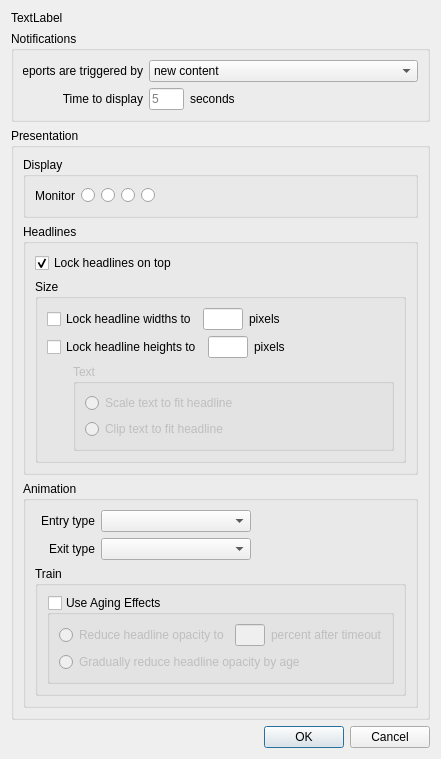
Before: the Qt Designer form addlocaldialog.ui in b0bh00d/Newsroom, drawn with Qt 5.
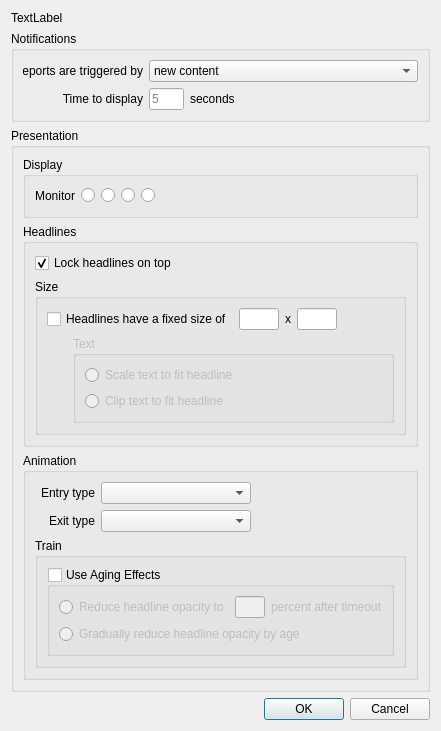
After: the same form once the commit is applied. Icons and pictures are not drawn.

Commit message: [ addlocaldialog.cpp ] Refactored the AddLocalDialog so the fixed-size controls are now merged, and Headlines are either fixed in size on width and height, or they are not.

What changed in the file:
```diff
--- a/addlocaldialog.ui
+++ b/addlocaldialog.ui
@@ -7,7 +7,7 @@
     <x>0</x>
     <y>0</y>
     <width>402</width>
-    <height>700</height>
+    <height>672</height>
    </rect>
   </property>
   <property name="windowTitle">
@@ -292,7 +292,7 @@
               <item>
                <widget class="QCheckBox" name="check_HeadlinesFixedWidth">
                 <property name="text">
-                 <string>Lock headline widths to</string>
+                 <string>Headlines have a fixed size of</string>
                 </property>
                </widget>
               </item>
@@ -315,31 +315,7 @@
               <item>
                <widget class="QLabel" name="label_6">
                 <property name="text">
-                 <string>pixels</string>
-                </property>
-               </widget>
-              </item>
-              <item>
-               <spacer name="horizontalSpacer_4">
-                <property name="orientation">
-                 <enum>Qt::Horizontal</enum>
-                </property>
-                <property name="sizeHint" stdset="0">
-                 <size>
-                  <width>40</width>
-                  <height>20</height>
-                 </size>
-                </property>
-               </spacer>
-              </item>
-             </layout>
-            </item>
-            <item>
-             <layout class="QHBoxLayout" name="horizontalLayout_6">
-              <item>
-               <widget class="QCheckBox" name="check_HeadlinesFixedHeight">
-                <property name="text">
-                 <string>Lock headline heights to</string>
+                 <string>x</string>
                 </property>
                </widget>
               </item>
@@ -360,14 +336,7 @@
                </widget>
               </item>
               <item>
-               <widget class="QLabel" name="label_9">
-                <property name="text">
-                 <string>pixels</string>
-                </property>
-               </widget>
-              </item>
-              <item>
-               <spacer name="horizontalSpacer_6">
+               <spacer name="horizontalSpacer_4">
                 <property name="orientation">
                  <enum>Qt::Horizontal</enum>
                 </property>
```
Left out of the diff: 2 changed lines with no effect on the pictures. The commit also changes 9 other files.
